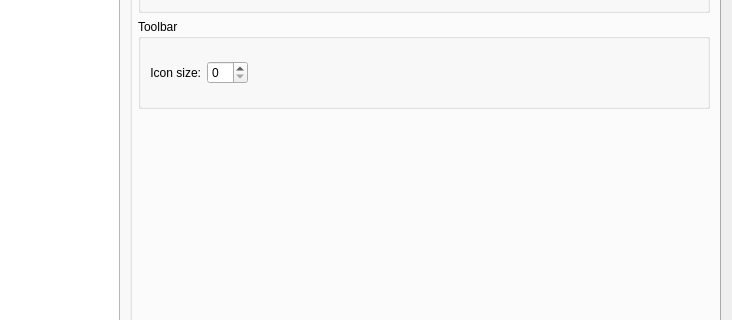
First picture: the form in src/dialogs/settingsdialog.ui, repository pbek/QOwnNotes, before the edit; both pictures show x 462 to 1194 and y 161 to 481 of the 1194 by 837 pixel window.
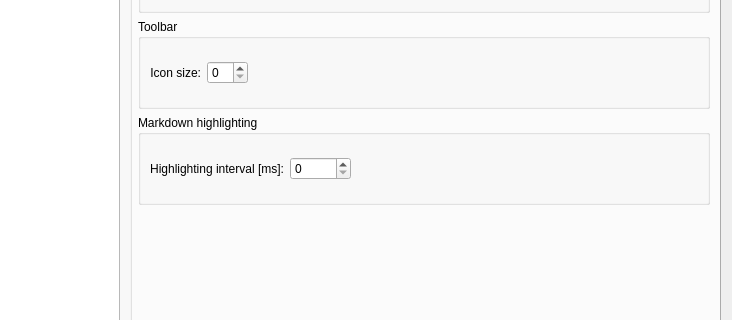
Second picture: the form after the edit. The open tabs and pages were chosen to show the change. Icons and pictures are not drawn. Custom widgets are drawn as their Qt base class.

Commit message: you can now set the markdown highlighting interval in the interface settings, setting it to `0` will disable the highlighting

```diff
--- a/src/dialogs/settingsdialog.ui
+++ b/src/dialogs/settingsdialog.ui
@@ -1391,6 +1391,60 @@
                 </layout>
                </widget>
               </item>
+              <item>
+               <widget class="QGroupBox" name="groupBox_17">
+                <property name="minimumSize">
+                 <size>
+                  <width>0</width>
+                  <height>90</height>
+                 </size>
+                </property>
+                <property name="toolTip">
+                 <string>You need to restart the application to let changes take effect. If you set the markdown highlighting interval to 0 the highlighting will be disabled.</string>
+                </property>
+                <property name="title">
+                 <string>Markdown highlighting</string>
+                </property>
+                <layout class="QGridLayout" name="gridLayout_35">
+                 <item row="0" column="1">
+                  <widget class="QLabel" name="markdownHighlightingIntervalLabel">
+                   <property name="text">
+                    <string>Highlighting interval [ms]:</string>
+                   </property>
+                   <property name="alignment">
+                    <set>Qt::AlignRight|Qt::AlignTrailing|Qt::AlignVCenter</set>
+                   </property>
+                  </widget>
+                 </item>
+                 <item row="0" column="2">
+                  <widget class="QSpinBox" name="markdownHighlightingIntervalSpinBox">
+                   <property name="toolTip">
+                    <string/>
+                   </property>
+                   <property name="maximum">
+                    <number>10000</number>
+                   </property>
+                   <property name="singleStep">
+                    <number>100</number>
+                   </property>
+                  </widget>
+                 </item>
+                 <item row="0" column="3">
+                  <spacer name="horizontalSpacer_7">
+                   <property name="orientation">
+                    <enum>Qt::Horizontal</enum>
+                   </property>
+                   <property name="sizeHint" stdset="0">
+                    <size>
+                     <width>40</width>
+                     <height>20</height>
+                    </size>
+                   </property>
+                  </spacer>
+                 </item>
+                </layout>
+               </widget>
+              </item>
               <item>
                <spacer name="verticalSpacer_6">
                 <property name="orientation">
```
Left out of the diff: 4 changed lines with no effect on the pictures. The commit also changes 14 other files.
